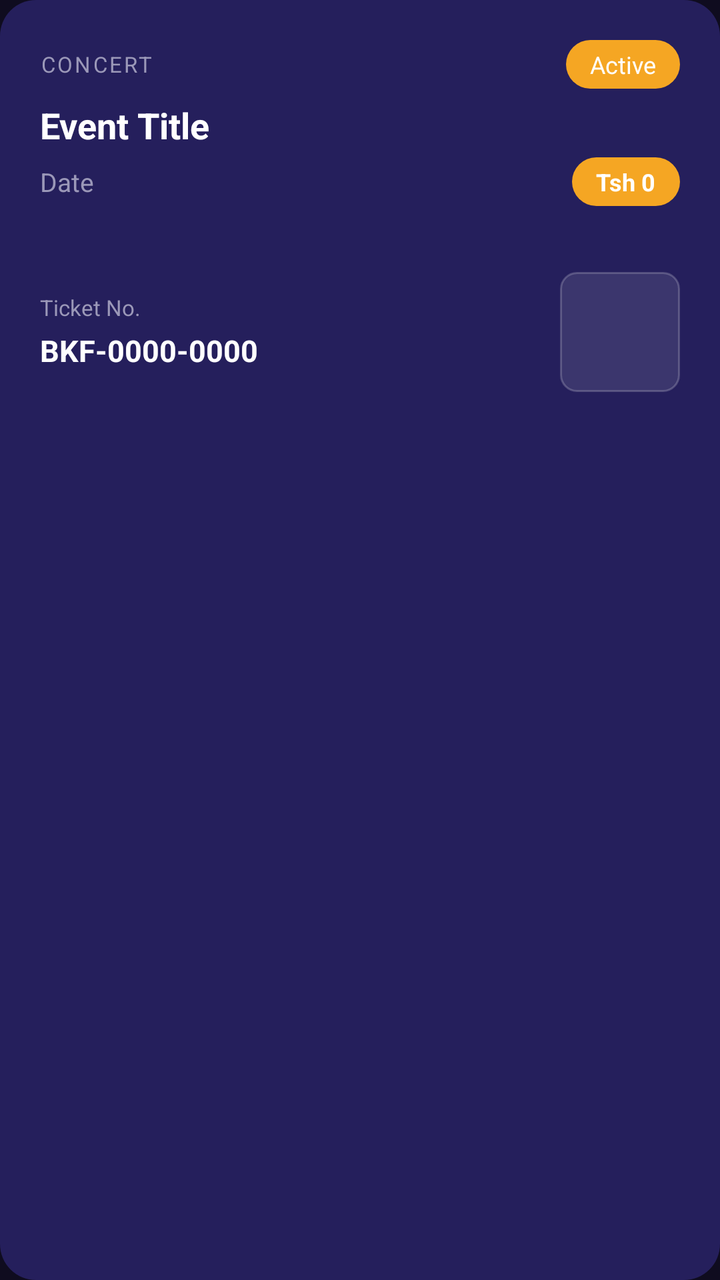
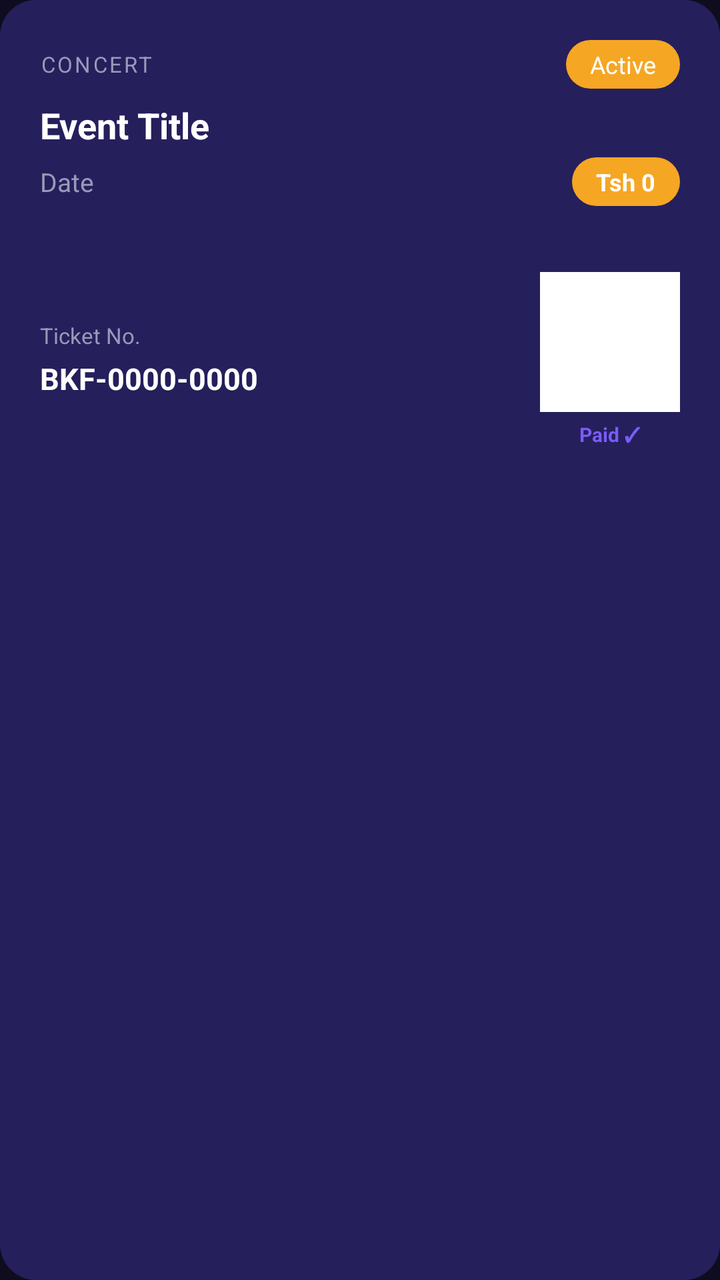

Before-and-after screenshots of an Android layout around one commit, followed by the original layout XML and the change that was made.
<!-- AndroidManifest.xml: application theme Theme.Bookify -->
<!-- res/layout/item_booking_card.xml -->
<?xml version="1.0" encoding="utf-8"?>
<LinearLayout
    xmlns:android="http://schemas.android.com/apk/res/android"
    android:layout_width="match_parent"
    android:layout_height="wrap_content"
    android:layout_marginBottom="14dp"
    android:background="@drawable/bg_card_purple"
    android:orientation="vertical"
    android:padding="20dp">

    <LinearLayout android:layout_width="match_parent" android:layout_height="wrap_content"
        android:orientation="horizontal" android:gravity="center_vertical">

        <TextView
            android:id="@+id/tv_booking_category"
            android:layout_width="0dp" android:layout_height="wrap_content" android:layout_weight="1"
            android:text="CONCERT"
            android:textColor="@color/text_muted" android:textSize="11sp" android:letterSpacing="0.1" />

        <TextView
            android:layout_width="wrap_content" android:layout_height="wrap_content"
            android:background="@drawable/bg_active_badge"
            android:paddingHorizontal="12dp" android:paddingVertical="4dp"
            android:text="Active" android:textColor="@color/white" android:textSize="12sp" />
    </LinearLayout>

    <TextView
        android:id="@+id/tv_booking_title"
        android:layout_width="match_parent" android:layout_height="wrap_content"
        android:layout_marginTop="6dp"
        android:text="Event Title"
        android:textColor="@color/white" android:textSize="18sp" android:textStyle="bold" />

    <LinearLayout android:layout_width="match_parent" android:layout_height="wrap_content"
        android:orientation="horizontal" android:gravity="center_vertical"
        android:layout_marginTop="4dp">

        <TextView
            android:id="@+id/tv_booking_date"
            android:layout_width="0dp" android:layout_height="wrap_content" android:layout_weight="1"
            android:text="Date"
            android:textColor="@color/text_muted" android:textSize="13sp" />

        <TextView
            android:id="@+id/tv_booking_price"
            android:layout_width="wrap_content" android:layout_height="wrap_content"
            android:background="@drawable/bg_price_chip"
            android:paddingHorizontal="12dp" android:paddingVertical="4dp"
            android:text="Tsh 0" android:textColor="@color/white" android:textSize="12sp" android:textStyle="bold" />
    </LinearLayout>

    <View android:layout_width="match_parent" android:layout_height="1dp"
        android:layout_marginVertical="16dp"
        android:background="@drawable/bg_dashed_divider" />

    <LinearLayout android:layout_width="match_parent" android:layout_height="wrap_content"
        android:orientation="horizontal" android:gravity="center_vertical">

        <LinearLayout android:layout_width="0dp" android:layout_height="wrap_content"
            android:layout_weight="1" android:orientation="vertical">
            <TextView android:layout_width="wrap_content" android:layout_height="wrap_content"
                android:text="Ticket No." android:textColor="@color/text_muted" android:textSize="11sp" />
            <TextView
                android:id="@+id/tv_booking_ticket"
                android:layout_width="wrap_content" android:layout_height="wrap_content"
                android:layout_marginTop="4dp"
                android:text="BKF-0000-0000"
                android:textColor="@color/white" android:textSize="15sp" android:textStyle="bold" />
        </LinearLayout>

        <View android:layout_width="60dp" android:layout_height="60dp"
            android:background="@drawable/bg_qr_placeholder" />
    </LinearLayout>

</LinearLayout>
<!-- resources referenced by this layout -->
<resources>
  <color name="text_muted">#9B98B8</color>
  <color name="white">#FFFFFFFF</color>
  <!-- drawable bg_active_badge (drawable) -->
  <?xml version="1.0" encoding="utf-8"?>
  <shape xmlns:android="http://schemas.android.com/apk/res/android">
      <solid android:color="@color/amber" />
      <corners android:radius="50dp" />
  </shape>
  <!-- drawable bg_card_purple (drawable) -->
  <?xml version="1.0" encoding="utf-8"?>
  <shape xmlns:android="http://schemas.android.com/apk/res/android">
      <solid android:color="@color/card_purple" />
      <corners android:radius="18dp" />
  </shape>
  <!-- drawable bg_dashed_divider (drawable) -->
  <?xml version="1.0" encoding="utf-8"?>
  <shape xmlns:android="http://schemas.android.com/apk/res/android">
      <stroke
          android:width="1dp"
          android:color="#4D9B98B8"
          android:dashWidth="8dp"
          android:dashGap="4dp" />
  </shape>
  <!-- drawable bg_price_chip (drawable) -->
  <?xml version="1.0" encoding="utf-8"?>
  <shape xmlns:android="http://schemas.android.com/apk/res/android">
      <solid android:color="@color/amber" />
      <corners android:radius="50dp" />
  </shape>
  <!-- drawable bg_qr_placeholder (drawable) -->
  <?xml version="1.0" encoding="utf-8"?>
  <shape xmlns:android="http://schemas.android.com/apk/res/android">
      <solid android:color="#1AFFFFFF" />
      <corners android:radius="8dp" />
      <stroke android:width="1dp" android:color="#33FFFFFF" />
  </shape>
  <style name="Theme.Bookify" parent="Theme.MaterialComponents.DayNight.NoActionBar">
          <item name="colorPrimary">@color/primary_purple</item>
          <item name="colorPrimaryVariant">@color/chip_bg</item>
          <item name="colorOnPrimary">@color/white</item>
          <item name="colorSecondary">@color/amber</item>
          <item name="colorOnSecondary">@color/white</item>
          <item name="android:windowBackground">@color/background_dark</item>
          <item name="colorSurface">@color/surface_dark</item>
          <item name="colorOnSurface">@color/white</item>
          <item name="android:statusBarColor">@color/background_dark</item>
          <item name="android:navigationBarColor">@color/surface_dark</item>
          <item name="editTextStyle">@style/BookifyEditText</item>
      </style>
  <color name="amber">#F5A623</color>
  <color name="card_purple">#251F5C</color>
  <color name="primary_purple">#7B5CF6</color>
  <color name="chip_bg">#2A2650</color>
  <color name="background_dark">#0F0C1F</color>
  <color name="surface_dark">#1A1635</color>
  <style name="BookifyEditText" parent="Widget.MaterialComponents.TextInputEditText.OutlinedBox">
          <item name="android:textColor">@color/white</item>
          <item name="android:textColorHint">@color/text_muted</item>
      </style>
</resources>

<!-- the commit's change to res/layout/item_booking_card.xml (unified diff, before → after) -->
@@ -68,8 +68,29 @@
                 android:textColor="@color/white" android:textSize="15sp" android:textStyle="bold" />
         </LinearLayout>
 
-        <View android:layout_width="60dp" android:layout_height="60dp"
-            android:background="@drawable/bg_qr_placeholder" />
+        <LinearLayout
+            android:layout_width="wrap_content"
+            android:layout_height="wrap_content"
+            android:gravity="center"
+            android:orientation="vertical">
+
+            <ImageView
+                android:id="@+id/iv_qr_code"
+                android:layout_width="70dp"
+                android:layout_height="70dp"
+                android:padding="4dp"
+                android:background="@color/white"
+                android:src="@drawable/bg_qr_placeholder" />
+
+            <TextView
+                android:layout_width="wrap_content"
+                android:layout_height="wrap_content"
+                android:text="Paid ✓"
+                android:textColor="@color/primary_purple"
+                android:textSize="10sp"
+                android:textStyle="bold"
+                android:layout_marginTop="4dp"/>
+        </LinearLayout>
     </LinearLayout>
 
 </LinearLayout>
